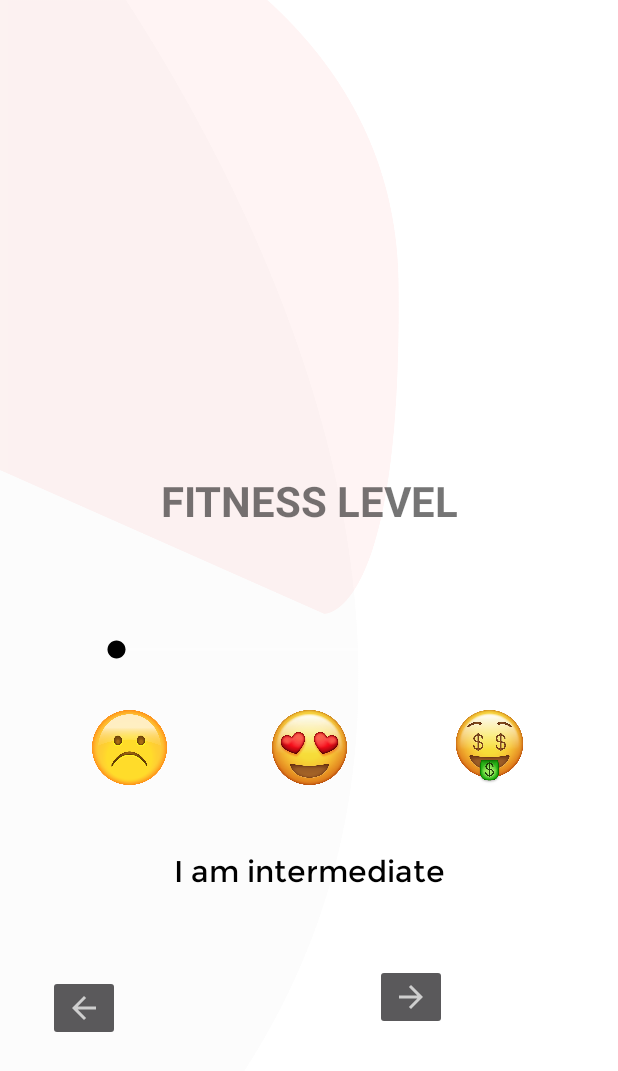
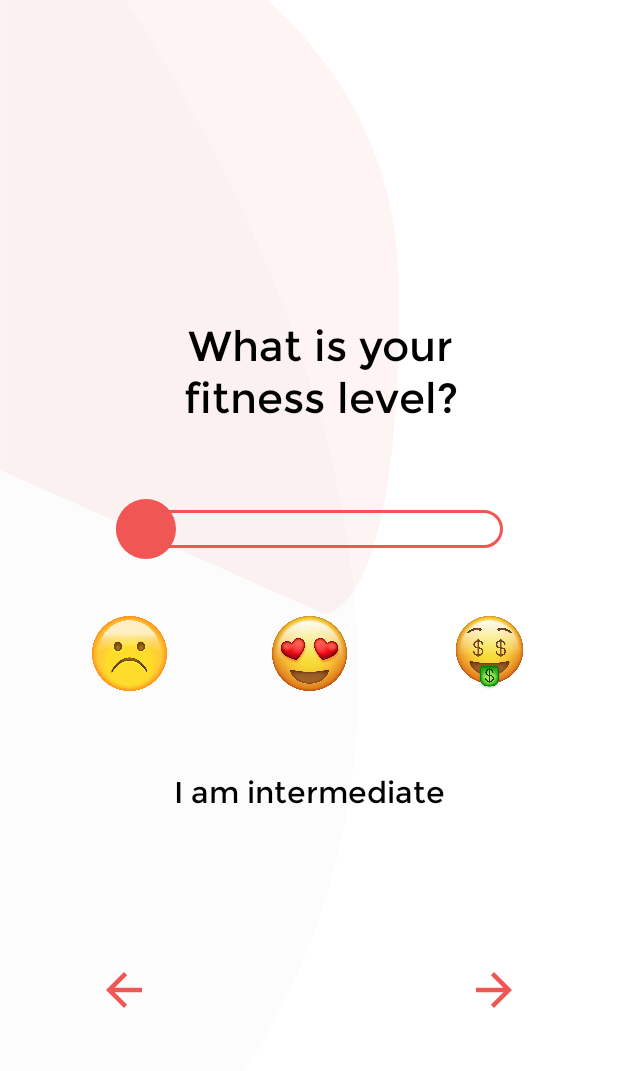
Before and after one commit to boraaltinok/30DayBelly, an Android app: the layout get_fitness_level.xml on its own in the app's theme, with its tools: preview values and no code run, on a phone screen of 412 x 824 dp. Shown: the top 1071 px of the screen. Run offline under Robolectric (Android 15) with nearby library versions, the phone set to English and light mode, and no system bars.

Commit message:
Track Changed.
Seekbar layout changes and slider bug fix.

```diff
--- /dev/null
+++ b/app/src/main/res/drawable/ic_arrow_back.xml
@@ -0,0 +1,5 @@
+<vector android:height="24dp" android:tint="#578CFF"
+    android:viewportHeight="24.0" android:viewportWidth="24.0"
+    android:width="24dp" xmlns:android="http://schemas.android.com/apk/res/android">
+    <path android:fillColor="#FF000000" android:pathData="M20,11H7.83l5.59,-5.59L12,4l-8,8 8,8 1.41,-1.41L7.83,13H20v-2z"/>
+</vector>
--- /dev/null
+++ b/app/src/main/res/drawable/ic_arrow_forward.xml
@@ -0,0 +1,5 @@
+<vector android:height="24dp" android:tint="#578CFF"
+    android:viewportHeight="24.0" android:viewportWidth="24.0"
+    android:width="24dp" xmlns:android="http://schemas.android.com/apk/res/android">
+    <path android:fillColor="#FF000000" android:pathData="M12,4l-1.41,1.41L16.17,11H4v2h12.17l-5.58,5.59L12,20l8,-8z"/>
+</vector>
--- /dev/null
+++ b/app/src/main/res/drawable/thumb.xml
@@ -0,0 +1,10 @@
+<?xml version="1.0" encoding="utf-8"?>
+<shape xmlns:android="http://schemas.android.com/apk/res/android"
+    android:shape="oval"
+    >
+
+    <solid android:color="@color/pink"/>
+    <size android:height="40dp" android:width="40dp"/>
+
+
+</shape>
--- /dev/null
+++ b/app/src/main/res/drawable/track.xml
@@ -0,0 +1,26 @@
+<?xml version="1.0" encoding="utf-8"?>
+<layer-list xmlns:android="http://schemas.android.com/apk/res/android">
+
+    <item android:gravity="center_vertical">
+
+        <shape android:shape="rectangle">
+            <solid android:color="@color/transparent"/>
+            <stroke android:color="@color/pink"
+                android:width="2dp"
+                />
+            <size android:height="25dp"/>
+            <corners android:radius="20dp"/>
+        </shape>
+    </item>
+
+    <item android:id="@android:id/progress">
+        <scale
+            android:scaleWidth="90%">
+            <shape android:shape="rectangle">
+                <corners android:radius="20dp" />
+                <solid android:color="@color/pink"/>
+            </shape>
+        </scale>
+    </item>
+
+</layer-list>
--- a/app/src/main/res/layout/get_fitness_level.xml
+++ b/app/src/main/res/layout/get_fitness_level.xml
@@ -8,30 +8,36 @@
 
     <TextView
         android:id="@+id/textView3"
-        android:layout_width="wrap_content"
+        android:layout_width="200dp"
         android:layout_height="wrap_content"
         android:gravity="center"
-        android:text="FITNESS LEVEL"
+        android:text="What is your fitness level?"
+
+        android:textColor="@android:color/black"
         android:textSize="28sp"
-        android:textStyle="bold"
-        android:theme="@style/AppTheme.Picker"
         app:layout_constraintBottom_toBottomOf="parent"
         app:layout_constraintEnd_toEndOf="parent"
-        app:layout_constraintHorizontal_bias="0.5"
+        app:layout_constraintHorizontal_bias="0.535"
         app:layout_constraintStart_toStartOf="parent"
         app:layout_constraintTop_toTopOf="parent"
-        app:layout_constraintVertical_bias="0.4" />
+        app:layout_constraintVertical_bias="0.283" />
 
     <SeekBar
         android:id="@+id/sb_fitnessLevel"
         android:layout_width="290dp"
         android:layout_height="wrap_content"
+        android:background="@null"
+        android:indeterminate="false"
+        android:progressDrawable="@drawable/track"
+        android:splitTrack="false"
+        android:thumb="@drawable/thumb"
+        android:thumbOffset="0dp"
         app:layout_constraintBottom_toBottomOf="parent"
         app:layout_constraintEnd_toEndOf="parent"
         app:layout_constraintHorizontal_bias="0.5"
         app:layout_constraintStart_toStartOf="parent"
         app:layout_constraintTop_toBottomOf="@+id/textView3"
-        app:layout_constraintVertical_bias="0.158" />
+        app:layout_constraintVertical_bias="0.1" />
 
     <androidx.constraintlayout.widget.ConstraintLayout
         android:id="@+id/constraintLayout"
@@ -47,39 +53,39 @@
         app:layout_constraintVertical_bias="0.095">
 
         <ImageView
-            app:layout_constraintTop_toTopOf="parent"
-            app:layout_constraintBottom_toBottomOf="parent"
             android:id="@+id/ic_emoji1"
             android:layout_width="50dp"
             android:layout_height="50dp"
             android:scaleType="fitCenter"
             android:src="@drawable/sad_emoji"
+            app:layout_constraintBottom_toBottomOf="parent"
             app:layout_constraintEnd_toStartOf="@id/ic_emoji2"
             app:layout_constraintHorizontal_chainStyle="spread_inside"
-            app:layout_constraintStart_toStartOf="parent" />
+            app:layout_constraintStart_toStartOf="parent"
+            app:layout_constraintTop_toTopOf="parent" />
 
         <ImageView
             android:id="@+id/ic_emoji2"
-            app:layout_constraintTop_toTopOf="parent"
-            app:layout_constraintBottom_toBottomOf="parent"
             android:layout_width="50dp"
             android:layout_height="50dp"
+            android:scaleType="fitCenter"
             android:src="@drawable/heart_emoji"
-            android:scaleType="fitCenter"
+            app:layout_constraintBottom_toBottomOf="parent"
             app:layout_constraintEnd_toStartOf="@id/ic_emoji3"
-            app:layout_constraintStart_toEndOf="@id/ic_emoji1" />
+            app:layout_constraintStart_toEndOf="@id/ic_emoji1"
+            app:layout_constraintTop_toTopOf="parent" />
 
         <ImageView
             android:id="@+id/ic_emoji3"
-            app:layout_constraintTop_toTopOf="parent"
-            app:layout_constraintBottom_toBottomOf="parent"
             android:layout_width="50dp"
             android:layout_height="50dp"
             android:scaleType="fitCenter"
             android:src="@drawable/money_emoji"
+            app:layout_constraintBottom_toBottomOf="parent"
             app:layout_constraintEnd_toEndOf="parent"
+            app:layout_constraintStart_toEndOf="@id/ic_emoji2"
 
-            app:layout_constraintStart_toEndOf="@id/ic_emoji2" />
+            app:layout_constraintTop_toTopOf="parent" />
 
     </androidx.constraintlayout.widget.ConstraintLayout>
 
@@ -88,8 +94,8 @@
         android:layout_width="wrap_content"
         android:layout_height="wrap_content"
         android:text="I am intermediate"
+        android:textColor="@android:color/black"
         android:textSize="20dp"
-        android:textColor="@android:color/black"
         app:layout_constraintBottom_toBottomOf="parent"
         app:layout_constraintEnd_toEndOf="parent"
         app:layout_constraintStart_toStartOf="parent"
@@ -97,29 +103,34 @@
         app:layout_constraintVertical_bias="0.162" />
 
     <ImageButton
-        android:id="@+id/imageButton5"
-        android:layout_width="wrap_content"
-        android:layout_height="wrap_content"
-        android:layout_marginStart="32dp"
+        android:id="@+id/btn_back_4"
+        android:layout_width="60dp"
+        android:layout_height="60dp"
+        android:backgroundTint="@color/transparent"
+        android:scaleType="fitCenter"
+        android:src="@drawable/ic_arrow_back"
+        android:tint="@color/pink"
         app:layout_constraintBottom_toBottomOf="parent"
+        app:layout_constraintEnd_toEndOf="parent"
+        app:layout_constraintHorizontal_bias="0.15"
+        app:layout_constraintHorizontal_chainStyle="spread"
         app:layout_constraintStart_toStartOf="parent"
+
         app:layout_constraintTop_toBottomOf="@+id/tv_levelStatus"
-        app:layout_constraintVertical_bias="0.302"
-        app:srcCompat="?attr/actionModeCloseDrawable" />
+        app:layout_constraintVertical_bias="0.4" />
 
     <ImageButton
-        android:id="@+id/imageButton6"
-        android:layout_width="wrap_content"
-        android:layout_height="wrap_content"
-        android:layout_marginTop="32dp"
-        android:layout_marginEnd="16dp"
-        android:rotation="180"
-        app:layout_constraintBottom_toBottomOf="parent"
+        android:id="@+id/btn_forward_4"
+        android:layout_width="60dp"
+        android:layout_height="60dp"
+        android:backgroundTint="@color/transparent"
+        android:scaleType="fitCenter"
+        android:src="@drawable/ic_arrow_forward"
+        android:tint="@color/pink"
+        app:layout_constraintBottom_toBottomOf="@+id/btn_back_4"
         app:layout_constraintEnd_toEndOf="parent"
-        app:layout_constraintHorizontal_bias="0.635"
-        app:layout_constraintStart_toEndOf="@+id/imageButton5"
-        app:layout_constraintTop_toBottomOf="@+id/tv_levelStatus"
-        app:layout_constraintVertical_bias="0.111"
-        app:srcCompat="?attr/actionModeCloseDrawable" />
+        app:layout_constraintHorizontal_bias="0.85"
+        app:layout_constraintStart_toStartOf="parent"
+        app:layout_constraintTop_toTopOf="@+id/btn_back_4" />
 
 </androidx.constraintlayout.widget.ConstraintLayout>
--- a/app/src/main/res/values/colors.xml
+++ b/app/src/main/res/values/colors.xml
@@ -1,13 +1,16 @@
 <?xml version="1.0" encoding="utf-8"?>
 <resources>
+    <color name="transparent">#00000000</color>
     <color name="colorPrimary">#EA3341</color>
     <color name="colorPrimaryDark">#3700B3</color>
     <color name="colorAccent">#000000</color>
     <color name="card_view_primary">#FF8E85</color>
+    <color name="pink">#f05654</color>
     <color name="card_view_secondary">#D52C1E</color>
     <color name="countdown_progress_color">#FF8E85</color>
     <color name="progress_background_color">#FDFCFC</color>
     <color name="progress_color">#00ff37</color>
     <color name="icon_red_color">#EA3341</color>
     <color name="opaque_background">#B5000000</color>
+    <color name="red">#ed1c24</color>
 </resources>
```
Also changed, not shown: app/src/main/java/com/example/a30daybellytransformation/ViewAdapter.java (+31 -39 lines), app/src/main/res/drawable/ic_woman_crunch_intro.xml (added, +64 -0 lines), app/src/main/res/drawable/ic_woman_lie_intro.xml (added, +59 -0 lines).
